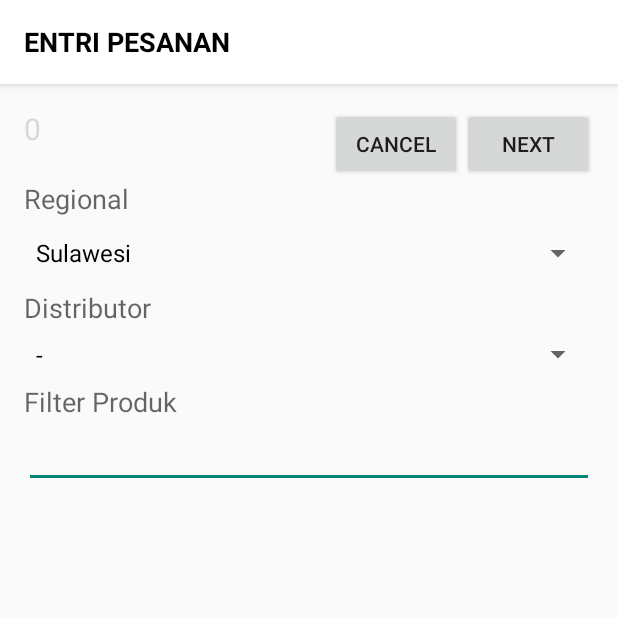
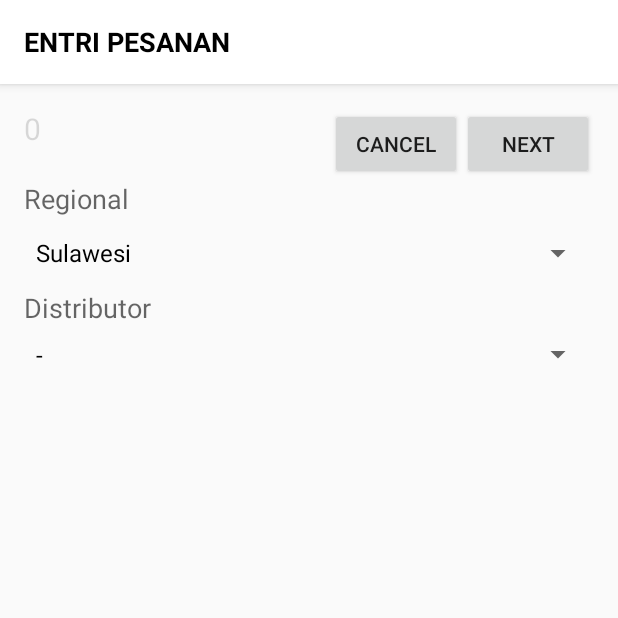
Before and after one commit to kyurifood/aplikasi-marketer, an Android app: the Entry_Order screen opened directly, with no data from a screen before it, on a phone screen of 412 x 824 dp, the top half of it. Run offline under Robolectric (Android 15) with nearby library versions, the phone set to English and light mode, and no system bars.

Commit message:
update entry order

```diff
--- a/app/src/main/java/pusat/android/makananbekuenak/com/aplikasi_marketer/Entry_Order.java
+++ b/app/src/main/java/pusat/android/makananbekuenak/com/aplikasi_marketer/Entry_Order.java
@@ -1,5 +1,6 @@
 package pusat.android.makananbekuenak.com.aplikasi_marketer;
 
+import android.content.Intent;
 import android.os.Bundle;
 import android.support.v7.app.AppCompatActivity;
 import android.util.Log;
@@ -23,7 +24,9 @@ public class Entry_Order extends AppCompatActivity {
 
     int tot = 0;
 
-    private String[] Regional_L = { "Sulawesi", "Jawa"};
+    Button btn_next;
+
+    private String[] Regional_L = { "Sulawesi", "Jawa", "Sumatera"};
 
     private String[] Distributor_L = {};
 
@@ -39,6 +42,8 @@ public class Entry_Order extends AppCompatActivity {
         super.onCreate(savedInstanceState);
         setContentView(R.layout.entry_order);
 
+        btn_next = (Button)findViewById(R.id.btn_next);
+
         getSupportActionBar().setTitle("ENTRI PESANAN");
 
         System.out.println(Distributor_L);
@@ -52,43 +57,113 @@ public class Entry_Order extends AppCompatActivity {
         item1.setKode("001");
         item1.setNama("Karapao 1");
         item1.setPrice(1000);
-        item1.setDistributor("tono");
-        item1.setRegional("jakarta");
+        item1.setDistributor("angki");
+        item1.setRegional("");
 
         ItemEntry_Order item2 = new ItemEntry_Order();
         item2.setKode("002");
         item2.setNama("Karapao 2");
         item2.setPrice(2000);
-        item2.setDistributor("toni");
-        item2.setRegional("jakarta");
+        item2.setDistributor("angki");
+        item2.setRegional("");
 
         ItemEntry_Order item3 = new ItemEntry_Order();
         item3.setKode("003");
         item3.setNama("Karapao 3");
         item3.setPrice(3000);
-        item3.setDistributor("tino");
-        item3.setRegional("jakarta");
+        item3.setDistributor("andi");
+        item3.setRegional("");
 
         ItemEntry_Order item4 = new ItemEntry_Order();
         item4.setKode("004");
         item4.setNama("Karapao 4");
         item4.setPrice(4000);
-        item4.setDistributor("aldy");
-        item4.setRegional("jawa");
+        item4.setDistributor("andi");
+        item4.setRegional("");
 
         ItemEntry_Order item5 = new ItemEntry_Order();
         item5.setKode("005");
         item5.setNama("Karapao 5");
         item5.setPrice(5000);
-        item5.setDistributor("reca");
-        item5.setRegional("jawa");
+        item5.setDistributor("andi");
+        item5.setRegional("");
 
         ItemEntry_Order item6 = new ItemEntry_Order();
         item6.setKode("006");
         item6.setNama("Karapao 6");
         item6.setPrice(6000);
-        item6.setDistributor("gilang");
-        item6.setRegional("jawa");
+        item6.setDistributor("andi");
+        item6.setRegional("");
+
+        ItemEntry_Order item7 = new ItemEntry_Order();
+        item7.setKode("007");
+        item7.setNama("Karapao 7");
+        item7.setPrice(7000);
+        item7.setDistributor("afni");
+        item7.setRegional("");
+
+        ItemEntry_Order item8 = new ItemEntry_Order();
+        item8.setKode("008");
+        item8.setNama("Karapao 8");
+        item8.setPrice(8000);
+        item8.setDistributor("aldhy");
+        item8.setRegional("");
+
+        ItemEntry_Order item9 = new ItemEntry_Order();
+        item9.setKode("009");
+        item9.setNama("Karapao 9");
+        item9.setPrice(9000);
+        item9.setDistributor("reca");
+        item9.setRegional("");
+
+        ItemEntry_Order item10 = new ItemEntry_Order();
+        item10.setKode("010");
+        item10.setNama("Karapao 10");
+        item10.setPrice(10000);
+        item10.setDistributor("reca");
+        item10.setRegional("");
+
+        ItemEntry_Order item11 = new ItemEntry_Order();
+        item11.setKode("011");
+        item11.setNama("Karapao 11");
+        item11.setPrice(11000);
+        item11.setDistributor("reca");
+        item11.setRegional("");
+
+        ItemEntry_Order item12 = new ItemEntry_Order();
+        item12.setKode("012");
+        item12.setNama("Karapao 12");
+        item12.setPrice(12000);
+        item12.setDistributor("gilang");
+        item12.setRegional("");
+
+        ItemEntry_Order item13 = new ItemEntry_Order();
+        item13.setKode("0013");
+        item13.setNama("Karapao 13");
+        item13.setPrice(13000);
+        item13.setDistributor("gilang");
+        item13.setRegional("");
+
+        ItemEntry_Order item14 = new ItemEntry_Order();
+        item14.setKode("0014");
+        item14.setNama("Karapao 14");
+        item14.setPrice(14000);
+        item14.setDistributor("merlin");
+        item14.setRegional("");
+
+        ItemEntry_Order item15 = new ItemEntry_Order();
+        item15.setKode("0015");
+        item15.setNama("Karapao 15");
+        item15.setPrice(15000);
+        item15.setDistributor("mey");
+        item15.setRegional("");
+
+        ItemEntry_Order item16 = new ItemEntry_Order();
+        item16.setKode("0016");
+        item16.setNama("Karapao 16");
+        item16.setPrice(16000);
+        item16.setDistributor("merry");
+        item16.setRegional("");
 
         items.add(item1);
         items.add(item2);
@@ -96,6 +171,16 @@ public class Entry_Order extends AppCompatActivity {
         items.add(item4);
         items.add(item5);
         items.add(item6);
+        items.add(item7);
+        items.add(item8);
+        items.add(item9);
+        items.add(item10);
+        items.add(item11);
+        items.add(item12);
+        items.add(item13);
+        items.add(item14);
+        items.add(item15);
+        items.add(item16);
 
         ListOrder = (ListView) findViewById(R.id.listV_main);
         adapter = new List_item_order(Entry_Order.this, items);
@@ -109,10 +194,10 @@ public class Entry_Order extends AppCompatActivity {
             @Override
             public void onItemSelected(AdapterView<?> parent, View view, int position, long id) {
                 if (position > 0) {
-                    String view_regional = (String) sp_regional.getSelectedItem();
-                    String view_distributor = (String) sp_distributor.getSelectedItem();
+//                    String view_regional = (String) sp_regional.getSelectedItem();
+//                    String view_distributor = (String) sp_distributor.getSelectedItem();
                     adapter.getFilter().filter(sp_distributor.getSelectedItem().toString());
-                    v_distributor.setText("Pilihan " + view_regional + ". Dan " + view_distributor);
+//                    v_distributor.setText("Pilihan " + view_regional + ". Dan " + view_distributor);
                 }
             }
 
@@ -121,6 +206,18 @@ public class Entry_Order extends AppCompatActivity {
 
             }
         });
+
+        btn_next = (Button) findViewById(R.id.btn_next);
+        btn_next.setOnClickListener(new View.OnClickListener() {
+            public void onClick(View arg0) {
+
+                Intent myIntent = new Intent(Entry_Order.this,
+                        Entry_Order2.class);
+                startActivity(myIntent);
+            }
+        });
+
+
         ArrayAdapter<String> adapter_regional = new ArrayAdapter<String>(this,
                 android.R.layout.simple_spinner_dropdown_item, Regional_L);
 
@@ -132,9 +229,11 @@ public class Entry_Order extends AppCompatActivity {
             public void onItemSelected(AdapterView<?> parent, View view, int position, long id) {
                 v_distributor.setText("");
                 if (position == 0) {
-                    Distributor_L = new String[]{"-", "tono", "toni", "tino"};
+                    Distributor_L = new String[]{"-", "angki", "andi", "afni"};
                 } else if (position == 1) {
-                    Distributor_L = new String[]{"-", "Aldy", "Reca", "Gilang"};
+                    Distributor_L = new String[]{"-", "aldhy", "reca", "gilang"};
+                } else if (position == 2) {
+                    Distributor_L = new String[]{"-", "merlin", "mey", "merry"};
                 }
                 adapter.getFilter().filter(Regional_L[position]);
                 adapter_distributor = new ArrayAdapter<String>(getApplicationContext(), R.layout.simple_list_layout, Distributor_L);
--- a/app/src/main/res/layout/entry_order.xml
+++ b/app/src/main/res/layout/entry_order.xml
@@ -35,7 +35,7 @@
             android:layout_width="wrap_content"
             android:layout_height="match_parent"
             android:text="next"
-            android:id="@+id/next" />
+            android:id="@+id/btn_next" />
 
     </LinearLayout>
 
@@ -69,18 +69,6 @@
             android:layout_height="wrap_content"
             android:id="@+id/spinner_distributor" />
 
-        <TextView
-            android:layout_width="wrap_content"
-            android:layout_height="wrap_content"
-            android:textAppearance="?android:attr/textAppearanceMedium"
-            android:text="Filter Produk"
-            android:id="@+id/textView3" />
-
-        <EditText
-            android:layout_width="match_parent"
-            android:layout_height="wrap_content"
-            android:id="@+id/editText" />
-
     </LinearLayout>
 
     <LinearLayout
```
